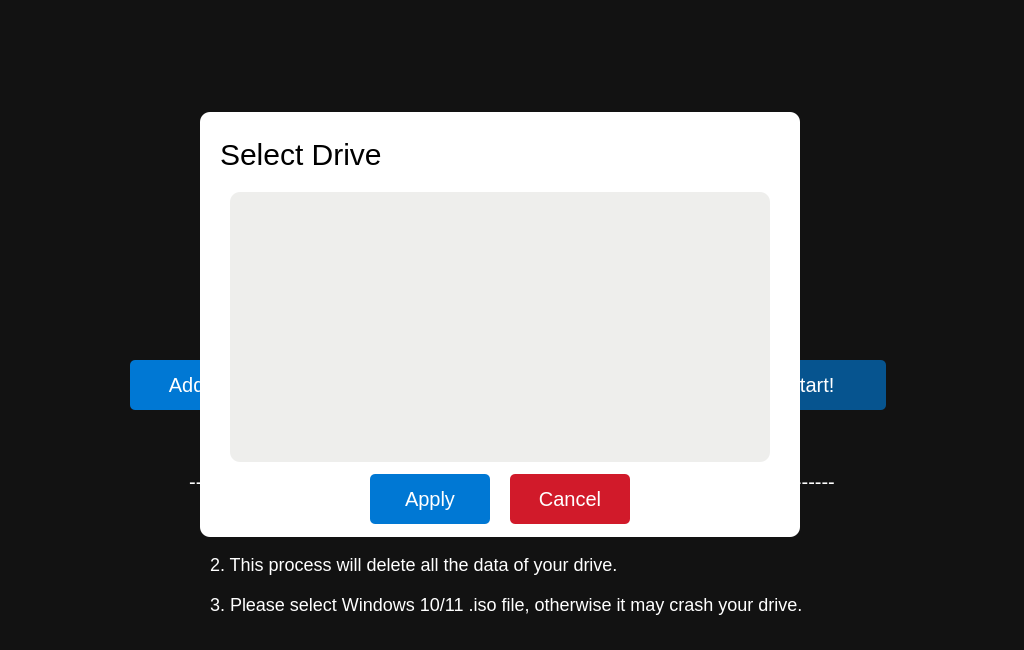
Old version of the form ui/main_screen.ui in the repository JaiNaman-1419/WinBoot.
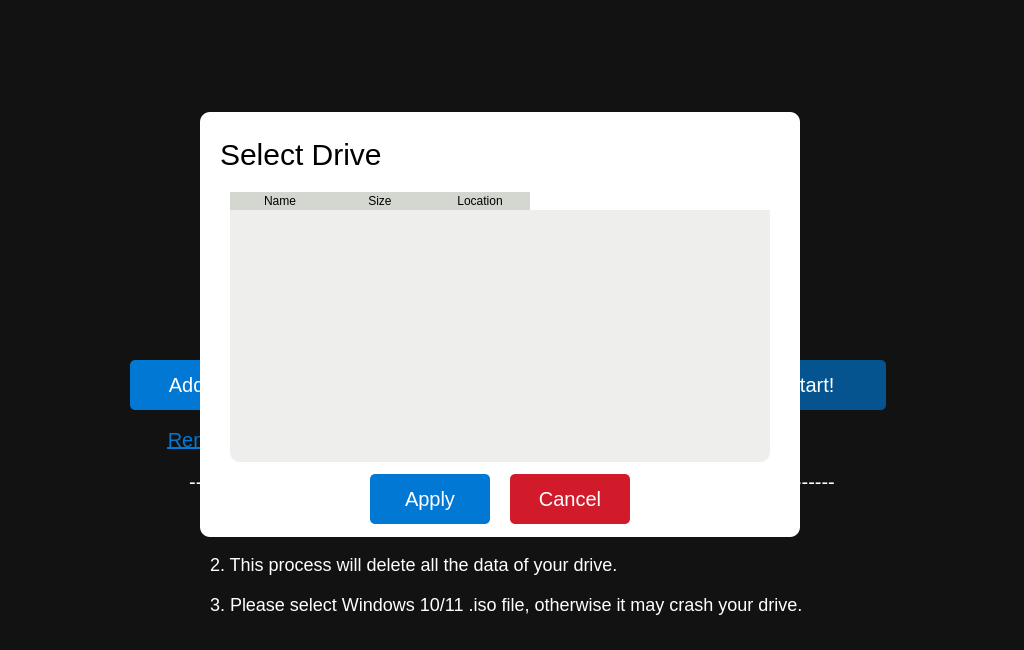
New version of the form. Icons and pictures are not drawn.

Commit message: Made changes in drive table and added remove file and change drive button in UI.

What changed in the file:
```diff
--- a/ui/main_screen.ui
+++ b/ui/main_screen.ui
@@ -684,6 +684,7 @@
 
 QHeaderView::section{
 	border: none;
+	background-color: rgb(211, 215, 207);
 }</string>
     </property>
     <property name="frameShape">
@@ -734,30 +735,18 @@
     <property name="cornerButtonEnabled">
      <bool>false</bool>
     </property>
-    <property name="rowCount">
-     <number>0</number>
-    </property>
-    <attribute name="horizontalHeaderVisible">
-     <bool>false</bool>
-    </attribute>
     <attribute name="horizontalHeaderCascadingSectionResizes">
      <bool>false</bool>
     </attribute>
-    <attribute name="horizontalHeaderDefaultSectionSize">
+    <attribute name="horizontalHeaderMinimumSectionSize">
      <number>100</number>
     </attribute>
-    <attribute name="horizontalHeaderHighlightSections">
-     <bool>true</bool>
-    </attribute>
-    <attribute name="horizontalHeaderShowSortIndicator" stdset="0">
-     <bool>true</bool>
-    </attribute>
-    <attribute name="horizontalHeaderStretchLastSection">
-     <bool>false</bool>
-    </attribute>
     <attribute name="verticalHeaderVisible">
      <bool>false</bool>
     </attribute>
+    <attribute name="verticalHeaderMinimumSectionSize">
+     <number>0</number>
+    </attribute>
     <attribute name="verticalHeaderDefaultSectionSize">
      <number>40</number>
     </attribute>
@@ -895,19 +884,19 @@
      <x>80</x>
      <y>360</y>
      <width>251</width>
-     <height>90</height>
+     <height>70</height>
     </rect>
    </property>
    <property name="minimumSize">
     <size>
      <width>251</width>
-     <height>90</height>
+     <height>70</height>
     </size>
    </property>
    <property name="maximumSize">
     <size>
      <width>251</width>
-     <height>90</height>
+     <height>70</height>
     </size>
    </property>
    <property name="cursor">
@@ -919,6 +908,7 @@
    <property name="styleSheet">
     <string notr="true">QLabel{
 	color: #FFFFFF;
+	selection-color: rgb(0, 120, 212);
 }</string>
    </property>
    <property name="inputMethodHints">
@@ -946,19 +936,19 @@
      <x>380</x>
      <y>360</y>
      <width>251</width>
-     <height>90</height>
+     <height>70</height>
     </rect>
    </property>
    <property name="minimumSize">
     <size>
      <width>251</width>
-     <height>90</height>
+     <height>70</height>
     </size>
    </property>
    <property name="maximumSize">
     <size>
      <width>251</width>
-     <height>90</height>
+     <height>70</height>
     </size>
    </property>
    <property name="cursor">
@@ -972,6 +962,9 @@
 	color: #FFFFFF;
 }</string>
    </property>
+   <property name="text">
+    <string/>
+   </property>
    <property name="alignment">
     <set>Qt::AlignHCenter|Qt::AlignTop</set>
    </property>
@@ -982,6 +975,96 @@
     <set>Qt::TextSelectableByKeyboard|Qt::TextSelectableByMouse</set>
    </property>
   </widget>
+  <widget class="QPushButton" name="remove_file_button">
+   <property name="geometry">
+    <rect>
+     <x>150</x>
+     <y>422</y>
+     <width>110</width>
+     <height>35</height>
+    </rect>
+   </property>
+   <property name="minimumSize">
+    <size>
+     <width>110</width>
+     <height>35</height>
+    </size>
+   </property>
+   <property name="maximumSize">
+    <size>
+     <width>110</width>
+     <height>35</height>
+    </size>
+   </property>
+   <property name="cursor">
+    <cursorShape>PointingHandCursor</cursorShape>
+   </property>
+   <property name="styleSheet">
+    <string notr="true">QPushButton{
+	border: none;
+	font-size: 20px;
+	background: none;
+	color: rgb(0, 120, 212);
+	text-decoration: underline;
+}
+
+QPushButton:hover{
+	color: rgb(1, 93, 163);
+}
+
+QPushButton:pressed{
+	color: rgb(0, 144, 255);
+}</string>
+   </property>
+   <property name="text">
+    <string>Remove</string>
+   </property>
+  </widget>
+  <widget class="QPushButton" name="change_drive_button">
+   <property name="geometry">
+    <rect>
+     <x>450</x>
+     <y>422</y>
+     <width>110</width>
+     <height>35</height>
+    </rect>
+   </property>
+   <property name="minimumSize">
+    <size>
+     <width>110</width>
+     <height>35</height>
+    </size>
+   </property>
+   <property name="maximumSize">
+    <size>
+     <width>110</width>
+     <height>35</height>
+    </size>
+   </property>
+   <property name="cursor">
+    <cursorShape>PointingHandCursor</cursorShape>
+   </property>
+   <property name="styleSheet">
+    <string notr="true">QPushButton{
+	border: none;
+	font-size: 20px;
+	background: none;
+	color: rgb(0, 120, 212);
+	text-decoration: underline;
+}
+
+QPushButton:hover{
+	color: rgb(1, 93, 163);
+}
+
+QPushButton:pressed{
+	color: rgb(0, 144, 255);
+}</string>
+   </property>
+   <property name="text">
+    <string>Change</string>
+   </property>
+  </widget>
   <zorder>drive_name_label</zorder>
   <zorder>file_name_label</zorder>
   <zorder>drive_label</zorder>
```
Left out of the diff: 14 changed lines with no effect on the pictures.
